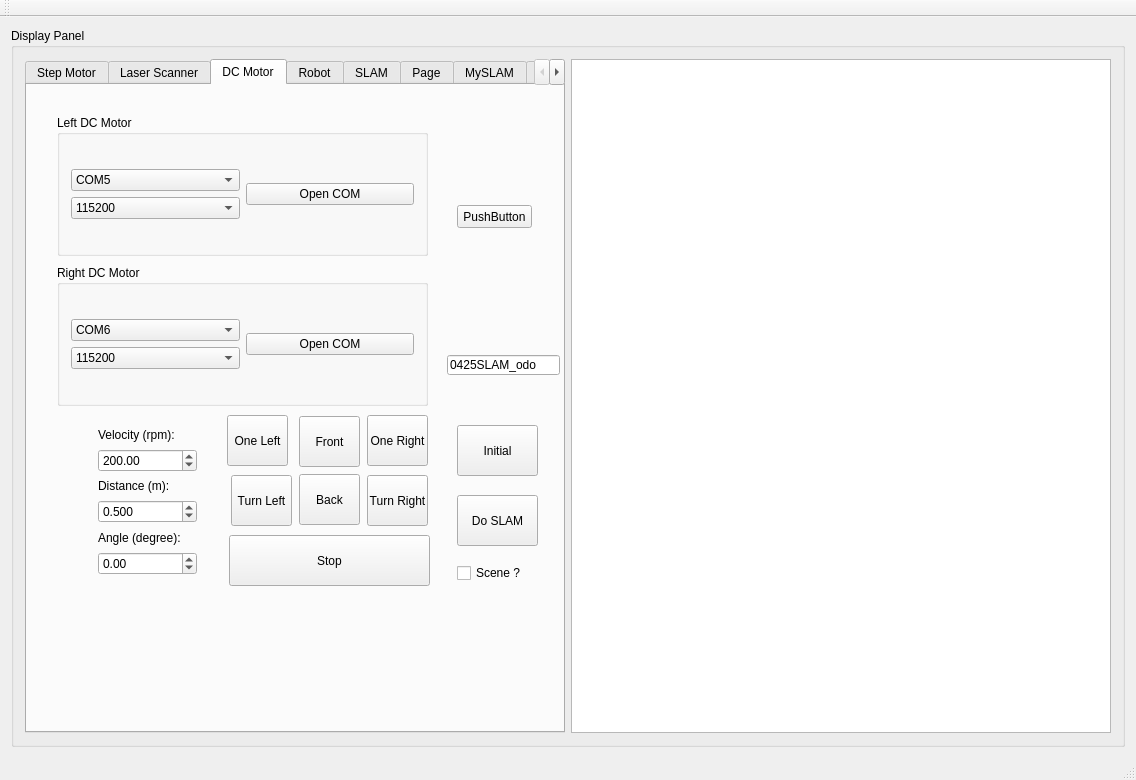
Above: eic_test.ui from bill-lee/EIC_Final before the change. Below: the same form after it.
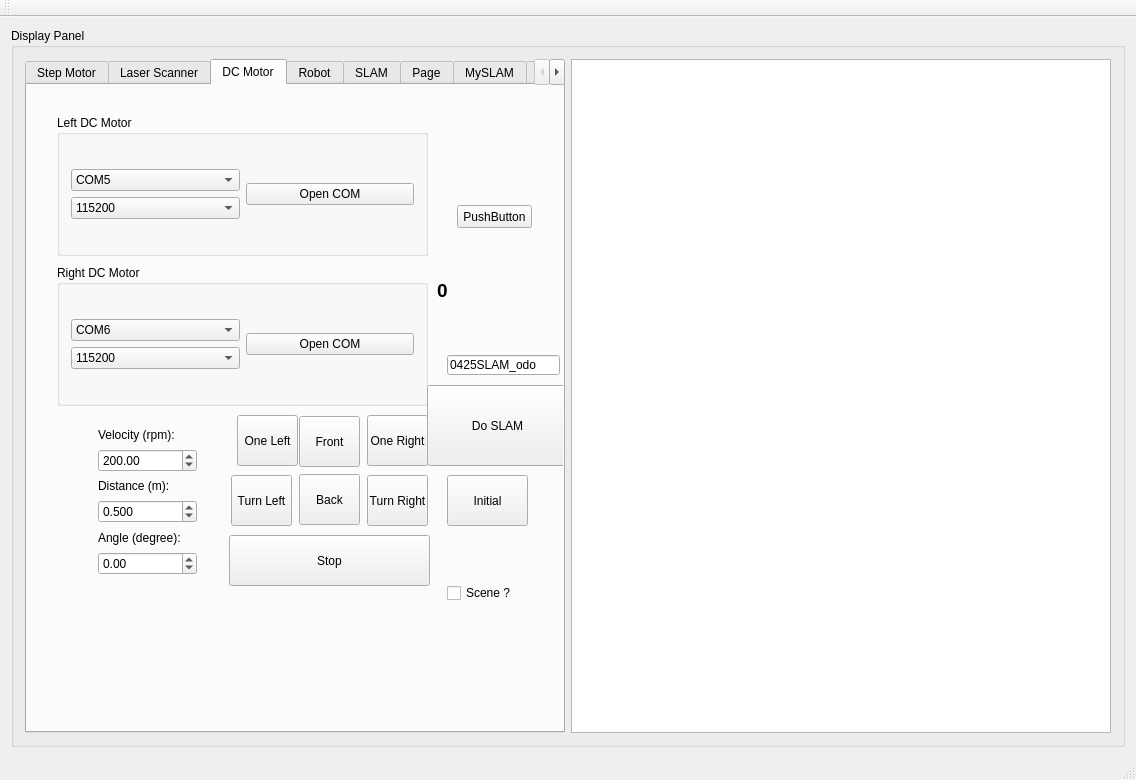
That is the form after the change. The open tabs and pages were chosen to show the change.

```diff
--- a/eic_test.ui
+++ b/eic_test.ui
@@ -21,10 +21,13 @@
        <string>Display Panel</string>
       </property>
       <layout class="QGridLayout" name="gridLayout_4">
-       <item row="0" column="0">
+       <item row="0" column="2">
+        <widget class="QTextBrowser" name="textBrowser"/>
+       </item>
+       <item row="0" column="1">
         <widget class="QTabWidget" name="tabWidget">
          <property name="currentIndex">
-          <number>6</number>
+          <number>2</number>
          </property>
          <widget class="QWidget" name="tab">
           <attribute name="title">
@@ -1302,8 +1305,8 @@
           <widget class="QPushButton" name="pushButton_slam_navi_init">
            <property name="geometry">
             <rect>
-             <x>430</x>
-             <y>340</y>
+             <x>420</x>
+             <y>390</y>
              <width>81</width>
              <height>51</height>
             </rect>
@@ -1318,7 +1321,7 @@
            </property>
            <property name="geometry">
             <rect>
-             <x>200</x>
+             <x>210</x>
              <y>330</y>
              <width>61</width>
              <height>51</height>
@@ -1395,10 +1398,10 @@
           <widget class="QPushButton" name="pushButton_slam_navi">
            <property name="geometry">
             <rect>
-             <x>430</x>
-             <y>410</y>
-             <width>81</width>
-             <height>51</height>
+             <x>400</x>
+             <y>300</y>
+             <width>141</width>
+             <height>81</height>
             </rect>
            </property>
            <property name="text">
@@ -1408,8 +1411,8 @@
           <widget class="QCheckBox" name="checkBox_slam_navi_scene">
            <property name="geometry">
             <rect>
-             <x>430</x>
-             <y>480</y>
+             <x>420</x>
+             <y>500</y>
              <width>73</width>
              <height>16</height>
             </rect>
@@ -1418,6 +1421,19 @@
             <string>Scene ?</string>
            </property>
           </widget>
+          <widget class="QLabel" name="label_count">
+           <property name="geometry">
+            <rect>
+             <x>410</x>
+             <y>190</y>
+             <width>51</width>
+             <height>31</height>
+            </rect>
+           </property>
+           <property name="text">
+            <string>&lt;html&gt;&lt;head/&gt;&lt;body&gt;&lt;p&gt;&lt;span style=&quot; font-size:14pt; font-weight:600;&quot;&gt;0&lt;/span&gt;&lt;/p&gt;&lt;/body&gt;&lt;/html&gt;</string>
+           </property>
+          </widget>
          </widget>
          <widget class="QWidget" name="tab_3">
           <attribute name="title">
@@ -1485,7 +1501,7 @@
             </rect>
            </property>
            <property name="text">
-            <string>valid_OK</string>
+            <string>20150612_outdoor_2</string>
            </property>
           </widget>
           <widget class="QLabel" name="label_robot_filename">
@@ -1567,7 +1583,7 @@
             <double>0.100000000000000</double>
            </property>
            <property name="value">
-            <double>180.000000000000000</double>
+            <double>360.000000000000000</double>
            </property>
           </widget>
           <widget class="QPushButton" name="pushButton">
@@ -1784,7 +1800,7 @@
             </rect>
            </property>
            <property name="text">
-            <string>1</string>
+            <string>0</string>
            </property>
           </widget>
           <widget class="QLabel" name="label_robot_camera_num">
@@ -2289,7 +2305,7 @@
            <item row="0" column="0">
             <widget class="QTabWidget" name="tabWidget_2">
              <property name="currentIndex">
-              <number>1</number>
+              <number>0</number>
              </property>
              <widget class="QWidget" name="tab_7">
               <attribute name="title">
@@ -2487,7 +2503,7 @@
                 </rect>
                </property>
                <property name="text">
-                <string>20150602_test</string>
+                <string>20150612_outdoor_2</string>
                </property>
               </widget>
               <widget class="QLineEdit" name="lineEdit_slam_tPoints">
@@ -2940,9 +2956,6 @@
          </widget>
         </widget>
        </item>
-       <item row="0" column="1">
-        <widget class="QTextBrowser" name="textBrowser"/>
-       </item>
       </layout>
      </widget>
     </item>
@@ -2954,7 +2967,7 @@
      <x>0</x>
      <y>0</y>
      <width>1136</width>
-     <height>22</height>
+     <height>21</height>
     </rect>
    </property>
   </widget>
```
